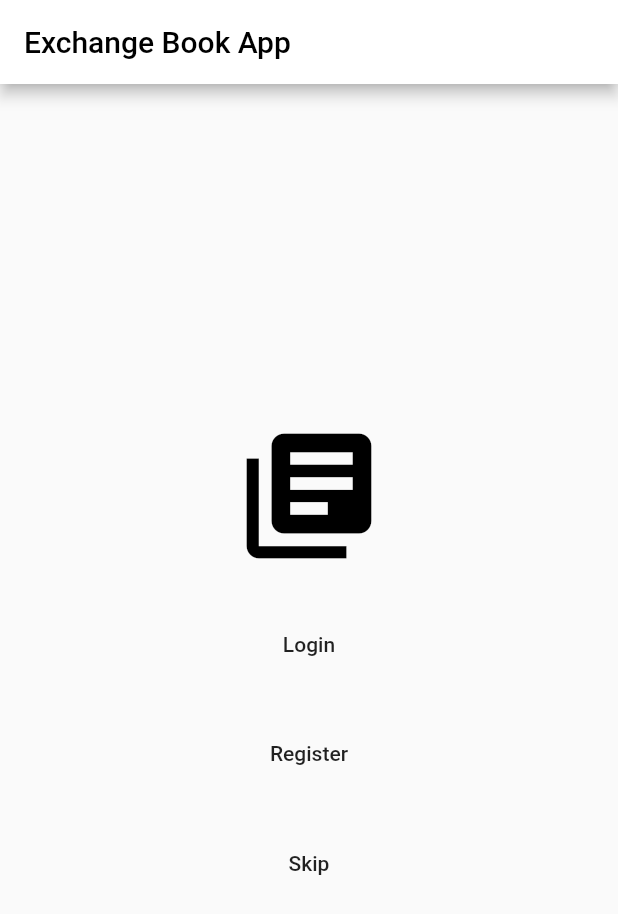
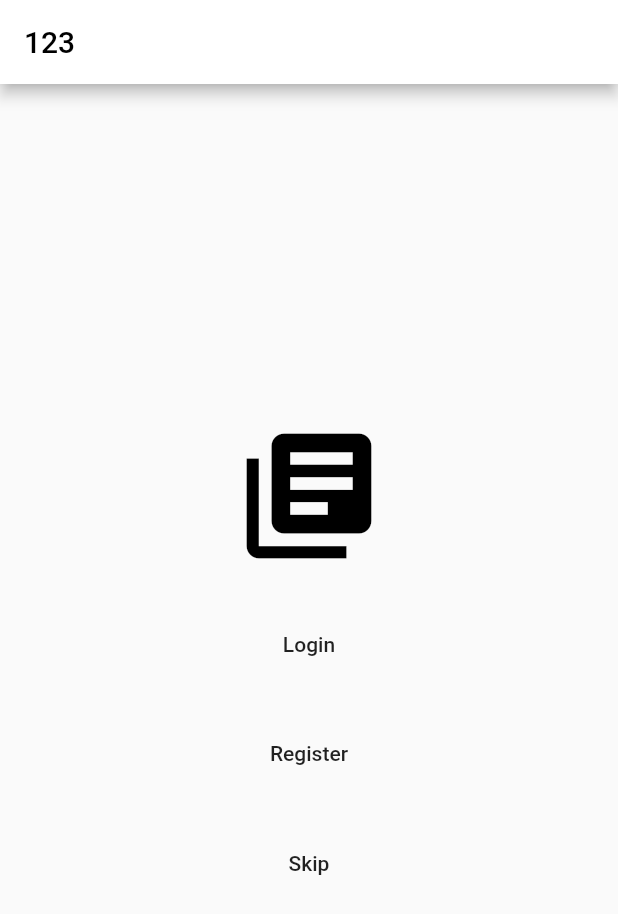
Before and after one commit to takearest21/ExchangeBook, a Flutter app: the screen it shows after launch, on a phone screen of 412 x 824 dp. Shown: the top 914 px of the screen. Run offline on Flutter 3.47's test engine with Material 2 defaults, Android fonts, the phone set to English and light mode, and no system bars.

Commit message:
remove some not using coding

```diff
--- a/lib/main.dart
+++ b/lib/main.dart
@@ -26,7 +26,7 @@ class MyApp extends StatelessWidget {
         // is not restarted.
         primarySwatch: Colors.blue,
       ),
-      home: HomePage(title:"Exchange Book App"),
+      home: HomePage(),
       routes: {
         '/login': (BuildContext context) => LoginPage(),
         '/register': (BuildContext context) => RegisterPage(),
--- a/lib/pages/home_page.dart
+++ b/lib/pages/home_page.dart
@@ -1,8 +1,8 @@
 import 'package:flutter/material.dart';
 
 class HomePage extends StatefulWidget {
-  HomePage({Key key, this.title}) : super(key: key);
-  String title;
+  HomePage({Key key}) : super(key: key);
+
   @override
   _HomePageState createState() => _HomePageState();
 }
@@ -16,8 +16,7 @@ class _HomePageState extends State<HomePage> {
           backgroundColor: Colors.white,
           // Here we take the value from the MyHomePage object that was created by
           // the App.build method, and use it to set our appbar title.
-          title: Text(
-            widget.title,
+          title: Text("123",
             style: TextStyle(color: Colors.black),
           ),
         ),
--- a/lib/pages/login_page.dart
+++ b/lib/pages/login_page.dart
@@ -1,4 +1,3 @@
-import 'package:exchangeBook/pages/home_page.dart';
 import 'package:flutter/material.dart';
 
 class LoginPage extends StatefulWidget {
--- a/lib/pages/splash_page.dart
+++ b/lib/pages/splash_page.dart
@@ -1,4 +1,3 @@
-import 'package:exchangeBook/pages/home_page.dart';
 import 'package:flutter/material.dart';
 
 class SplashPage extends StatefulWidget {
```
